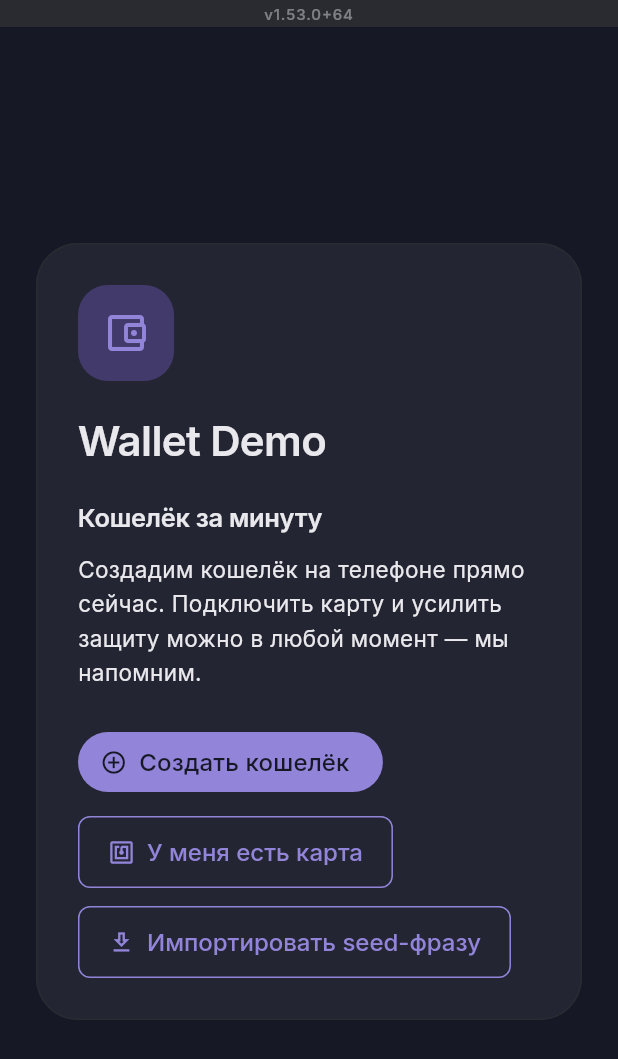
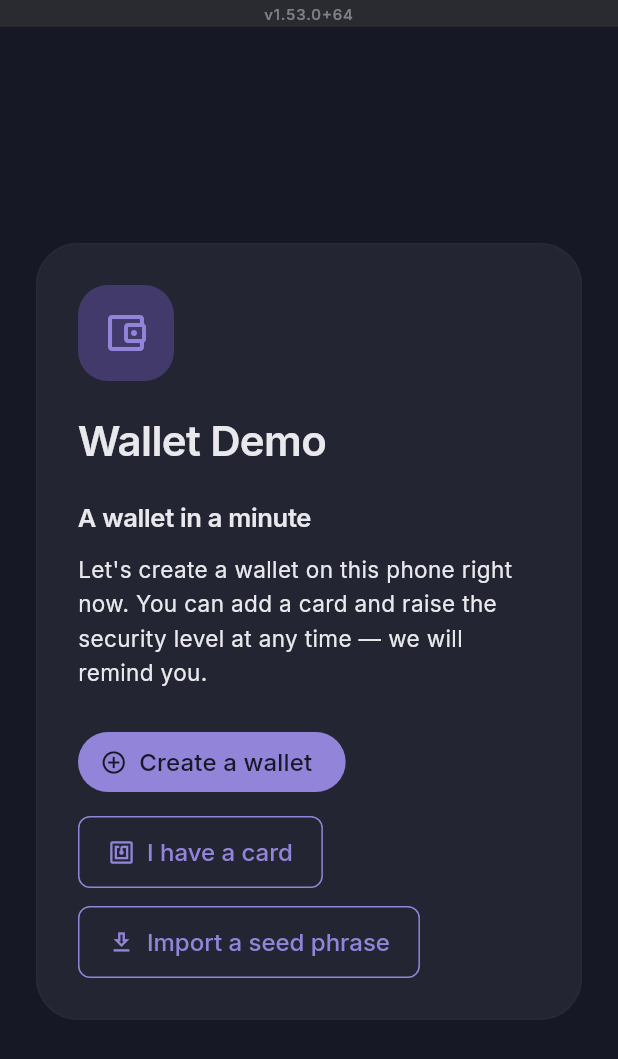
Before and after one commit to code-agent-43824/mobile-wallet-demo, a Flutter app: the screen it shows after launch, on a phone screen of 412 x 824 dp. Shown: the top 1059 px of the screen. Run offline on Flutter 3.47's test engine with Material 3 defaults, Android fonts, the phone set to English and light mode, and no system bars; our stand-ins replace convert, flutter_secure_storage, local_auth; missing offline and left inert: bc_ur, bip32, bip39, cbor, cryptography, file_selector and 7 more; generated files the repository leaves out were written again.

Commit message:
i18n: localize the controllers, add the language switch (13.6e)
Completes 13.6. Two pieces.

**Controller messages (variant A).** WalletFlowController and
ChainDataController produce user-visible strings but hold no BuildContext,
so the localizations are injected like every other collaborator: an
optional constructor argument defaulting to the Russian bundle, which
WalletFlowScreen re-points at the context's bundle in
didChangeDependencies. Strings already produced and stored keep the
wording they were created with — retranslating them would mean re-running
the operation.

That move also takes the developer register out of ~40 messages the user
actually sees: "CKM_ECDSA вернул сырую подпись", "Rutoken backend
недоступен в этой сборке", "Текущий transaction service не поддерживает
Phase 6 hardened flow", "Multipart UR", "AirGap account export недоступен
без ранее сохранённого xpub". The backend catalogue's label/description
are now plainly technical identifiers, and the UI derives what it shows
from the backend *kind* — so the vendor name no longer reaches the
wallet switcher, the locked screen or the details sheet.

**Language switch.** The Russian pin is gone: the app now honours a stored
choice, falling back to the system locale and then to Russian. Настройки
gets a picker (Как в системе / Русский / English), each option written in
its own language. The choice persists in the app's key/value store.

MobileWalletDemoApp becomes stateful to hold it, which also fixes a
latent issue: the store, RPC transport, blockchain provider and the rest
were being constructed inside build(), so any rebuild churned them.
They are now built once in initState.

```diff
--- a/lib/l10n/app_en.arb
+++ b/lib/l10n/app_en.arb
@@ -61,6 +61,8 @@
   "settingsOn": "On",
   "settingsOff": "Off",
   "settingsSwitchWallet": "Switch wallet",
+  "settingsLanguage": "Interface language",
+  "settingsLanguageSystem": "Match the system",
   "settingsDetails": "Details",
   "settingsRefreshChain": "Refresh from chain",
   "settingsLockAgain": "Lock again",
@@ -235,5 +237,109 @@
   "lockedUnlockCard": "Connect the card",
   "lockedUnlockPhone": "Unlock",
   "authConfirmTitle": "Confirm the operation",
-  "authConfirmAction": "Confirm"
+  "authConfirmAction": "Confirm",
+  "busyTapExistingCard": "Hold your existing card to the phone…",
+  "busyTapEmptyCard": "Hold an empty card to the phone…",
+  "busySwitchingWallet": "Switching wallet…",
+  "busySavingPinBiometrics": "Saving the PIN behind biometrics…",
+  "busySavingChoice": "Saving your choice…",
+  "busyConnectingCard": "Connecting the card…",
+  "busyCreatingWallet": "Creating the wallet…",
+  "busyImportingWallet": "Importing the wallet…",
+  "busyUnlockingWallet": "Unlocking the wallet…",
+  "busyUnlockingForSignature": "Unlocking to sign…",
+  "busyPreparingAccountQr": "Preparing the account QR…",
+  "storageUnknown": "Unknown storage",
+  "cardCheckSuccess": "The card responds. Address: {address}. A signature came back, {byteCount} bytes long.",
+  "@cardCheckSuccess": {
+    "placeholders": {
+      "address": {
+        "type": "String"
+      },
+      "byteCount": {
+        "type": "int"
+      }
+    }
+  },
+  "cardAdoptSuccess": "The existing card is connected and its keys are unchanged. Address: {address}. For such a card only the address and the path are stored, so exporting the account to MetaMask is not available.",
+  "@cardAdoptSuccess": {
+    "placeholders": {
+      "address": {
+        "type": "String"
+      }
+    }
+  },
+  "cardProvisionSuccess": "The wallet is written to the card. Address: {address}. The card is now the active storage; only public data stays in the app.",
+  "@cardProvisionSuccess": {
+    "placeholders": {
+      "address": {
+        "type": "String"
+      }
+    }
+  },
+  "errorCardNoWallet": "The card holds no compatible wallet.",
+  "errorCardUnsupportedBuild": "Card support is not available in this build.",
+  "errorUseCardCreateFlow": "Use the card's own creation flow.",
+  "errorUseCardImportFlow": "Use the card's own import flow.",
+  "errorCardUnlocksPerSignature": "The card only opens for the duration of a signature.",
+  "errorBiometricsNoPin": "Could not turn on biometrics: this session has no PIN available.",
+  "errorAwaitPreflight": "Wait for the transaction to be checked against the network.",
+  "errorWalletNotInitialized": "The wallet is not initialised.",
+  "errorEnterCardPin": "Enter the card PIN.",
+  "errorStorageCannotSignLocally": "The active storage cannot sign on the phone.",
+  "errorHardenedFlowUnsupported": "The current transaction service does not support hardened sending.",
+  "errorWalletKeyUnavailable": "The wallet key is unavailable.",
+  "errorMultipartUrNeedsCamera": "A multipart QR has to be scanned in full with the camera.",
+  "errorUnsupportedChain": "MetaMask sent a network this app does not support (chainId {chainId}). Ethereum Mainnet and Sepolia are available.",
+  "@errorUnsupportedChain": {
+    "placeholders": {
+      "chainId": {
+        "type": "int"
+      }
+    }
+  },
+  "errorOnlyEthTransfers": "Only ETH transfers are supported.",
+  "errorLegacyMainnetOnly": "The legacy transaction format is supported on Mainnet only; on Sepolia MetaMask must use EIP-1559.",
+  "errorRequestOtherAccount": "The request is addressed to a different account ({address}).",
+  "@errorRequestOtherAccount": {
+    "placeholders": {
+      "address": {
+        "type": "String"
+      }
+    }
+  },
+  "errorRequestUnknownPath": "A request without an address uses an unknown path {path}.",
+  "@errorRequestUnknownPath": {
+    "placeholders": {
+      "path": {
+        "type": "String"
+      }
+    }
+  },
+  "errorScanRequestFirst": "Scan the MetaMask request first.",
+  "wcRejectedByUser": "The request was rejected by the user.",
+  "errorCancelNfcFailed": "Could not cancel waiting for NFC: {error}",
+  "@errorCancelNfcFailed": {
+    "placeholders": {
+      "error": {
+        "type": "String"
+      }
+    }
+  },
+  "errorOperationFailed": "The operation failed: {error}",
+  "@errorOperationFailed": {
+    "placeholders": {
+      "error": {
+        "type": "String"
+      }
+    }
+  },
+  "errorChainLoadFailed": "Could not load network data: {error}",
+  "@errorChainLoadFailed": {
+    "placeholders": {
+      "error": {
+        "type": "String"
+      }
+    }
+  }
 }
--- a/lib/src/app.dart
+++ b/lib/src/app.dart
@@ -1,8 +1,10 @@
+import 'dart:async';
 import 'dart:io';
 
 import 'package:flutter/material.dart';
 
 import '../l10n/app_localizations.dart';
+import 'app_locale.dart';
 import 'app_version.dart';
 import 'auth/biometric_auth.dart';
 import 'blockchain/blockchain_provider.dart';
@@ -48,7 +50,7 @@ QrScanner _defaultQrScanner() {
   return FileQrScanner();
 }
 
-class MobileWalletDemoApp extends StatelessWidget {
+class MobileWalletDemoApp extends StatefulWidget {
   const MobileWalletDemoApp({
     super.key,
     SecureKeyValueStore? store,
@@ -88,33 +90,101 @@ class MobileWalletDemoApp extends StatelessWidget {
   final QrScanner? _qrScanner;
   final RutokenNativeAdapter? _rutokenNativeAdapter;
 
-  /// Overrides the UI language. `null` follows the system locale, falling back
-  /// to Russian. Widget tests pin this so copy assertions stay deterministic.
+  /// Pins the UI language regardless of the stored choice or the system
+  /// locale. Widget tests set this so copy assertions stay deterministic; the
+  /// product leaves it null and honours the user's pick in Настройки.
   final Locale? _locale;
 
   @override
+  State<MobileWalletDemoApp> createState() => _MobileWalletDemoAppState();
+}
+
+class _MobileWalletDemoAppState extends State<MobileWalletDemoApp> {
+  /// Built once rather than per build: a locale change rebuilds this widget,
+  /// and re-creating the store or the RPC transport there would churn live
+  /// collaborators for a purely presentational change.
+  late final SecureKeyValueStore _store;
+  late final JsonRpcTransport _rpcTransport;
+  late final BlockchainProvider _blockchainProvider;
+  late final TransactionService _transactionService;
+  late final TransactionBroadcaster _transactionBroadcaster;
+  late final NonceProvider _nonceProvider;
+  late final BiometricAuthGateway _biometricAuthGateway;
+  late final WalletConnectService _walletConnectService;
+  late final WalletConnectTransactionPreflight _walletConnectPreflight;
+  late final QrScanner _qrScanner;
+  late final RutokenNativeAdapter? _rutokenNativeAdapter;
+
+  /// The user's explicit language choice; null means "follow the system".
+  Locale? _selectedLocale;
+
+  @override
+  void initState() {
+    super.initState();
+    _store = widget._store ?? FlutterSecureKeyValueStore();
+    _rpcTransport = widget._trackingTransport ?? HttpJsonRpcTransport();
+    _blockchainProvider =
+        widget._blockchainProvider ??
+        PublicRpcBlockchainProvider(cacheStore: _store);
+    _transactionService =
+        widget._transactionService ??
+        const HardenedTransactionServiceImplementation();
+    _transactionBroadcaster =
+        widget._transactionBroadcaster ?? PublicRpcTransactionBroadcaster();
+    _nonceProvider = widget._nonceProvider ?? PublicRpcNonceProvider();
+    _biometricAuthGateway =
+        widget._biometricAuthGateway ?? defaultBiometricAuthGateway();
+    _walletConnectService =
+        widget._walletConnectService ?? _defaultWalletConnectService();
+    _walletConnectPreflight =
+        widget._walletConnectPreflight ??
+        PublicRpcWalletConnectTransactionPreflight(rpcTransport: _rpcTransport);
+    _qrScanner = widget._qrScanner ?? _defaultQrScanner();
+    _rutokenNativeAdapter =
+        widget._rutokenNativeAdapter ??
+        (Platform.isAndroid ? MethodChannelRutokenNativeAdapter() : null);
+    unawaited(_restoreLocale());
+  }
+
+  /// Applies the persisted choice once it is read. The first frame renders in
+  /// the system/default language; switching after that is a normal rebuild.
+  Future<void> _restoreLocale() async {
+    final stored = await readStoredLocale(_store);
+    if (!mounted || stored == null) {
+      return;
+    }
+    setState(() => _selectedLocale = stored);
+  }
+
+  Future<void> _handleLocaleChanged(Locale? locale) async {
+    setState(() => _selectedLocale = locale);
+    await writeStoredLocale(_store, locale);
+  }
+
+  @override
   Widget build(BuildContext context) {
-    final effectiveStore = _store ?? FlutterSecureKeyValueStore();
-    final effectiveRpcTransport = _trackingTransport ?? HttpJsonRpcTransport();
     final theme = buildNocturneTheme();
 
-    return MaterialApp(
+    return AppLocaleScope(
+      locale: widget._locale ?? _selectedLocale,
+      onLocaleChanged: (locale) => unawaited(_handleLocaleChanged(locale)),
+      child: MaterialApp(
         onGenerateTitle: (context) => AppLocalizations.of(context).appTitle,
         debugShowCheckedModeBanner: false,
         navigatorKey: _appNavigatorKey,
-      // Nocturne is a dark-only system, so both slots carry the same theme and
-      // the mode is pinned — the OS light/dark setting must not change the app.
+        // Nocturne is a dark-only system, so both slots carry the same theme
+        // and the mode is pinned — the OS light/dark setting must not change
+        // the app.
         theme: theme,
         darkTheme: theme,
         themeMode: ThemeMode.dark,
-      // Russian is the product's language and most copy is still inline
-      // Russian, so pin it until 13.6 migrates the strings and adds the
-      // language switch. A half-translated UI is worse than a consistent one.
-      locale: _locale ?? const Locale('ru'),
+        // A test pin wins, then the user's choice in Настройки; null hands the
+        // decision to the system locale and the resolution callback below.
+        locale: widget._locale ?? _selectedLocale,
         localizationsDelegates: AppLocalizations.localizationsDelegates,
         supportedLocales: AppLocalizations.supportedLocales,
-      // Russian is the product's primary language: an unsupported system locale
-      // falls back to it rather than to the ARB template (English).
+        // Russian is the product's primary language: an unsupported system
+        // locale falls back to it rather than to the ARB template (English).
         localeResolutionCallback: (locale, supported) {
           if (locale != null) {
             for (final candidate in supported) {
@@ -142,30 +212,18 @@ class MobileWalletDemoApp extends StatelessWidget {
           );
         },
         home: WalletFlowScreen(
-        store: effectiveStore,
-        blockchainProvider:
-            _blockchainProvider ??
-            PublicRpcBlockchainProvider(cacheStore: effectiveStore),
-        transactionService:
-            _transactionService ??
-            const HardenedTransactionServiceImplementation(),
-        transactionBroadcaster:
-            _transactionBroadcaster ?? PublicRpcTransactionBroadcaster(),
-        nonceProvider: _nonceProvider ?? PublicRpcNonceProvider(),
-        trackingTransport: effectiveRpcTransport,
-        biometricAuthGateway:
-            _biometricAuthGateway ?? defaultBiometricAuthGateway(),
-        walletConnectService:
-            _walletConnectService ?? _defaultWalletConnectService(),
-        walletConnectPreflight:
-            _walletConnectPreflight ??
-            PublicRpcWalletConnectTransactionPreflight(
-              rpcTransport: effectiveRpcTransport,
+          store: _store,
+          blockchainProvider: _blockchainProvider,
+          transactionService: _transactionService,
+          transactionBroadcaster: _transactionBroadcaster,
+          nonceProvider: _nonceProvider,
+          trackingTransport: _rpcTransport,
+          biometricAuthGateway: _biometricAuthGateway,
+          walletConnectService: _walletConnectService,
+          walletConnectPreflight: _walletConnectPreflight,
+          qrScanner: _qrScanner,
+          rutokenNativeAdapter: _rutokenNativeAdapter,
         ),
-        qrScanner: _qrScanner ?? _defaultQrScanner(),
-        rutokenNativeAdapter:
-            _rutokenNativeAdapter ??
-            (Platform.isAndroid ? MethodChannelRutokenNativeAdapter() : null),
       ),
     );
   }
--- /dev/null
+++ b/lib/src/app_locale.dart
@@ -0,0 +1,75 @@
+import 'package:flutter/widgets.dart';
+
+import 'key_storage/secure_key_value_store.dart';
+
+/// Where the chosen UI language is persisted.
+///
+/// The app has exactly one key/value store, so the preference rides along in it
+/// rather than pulling in a second persistence package for a single string. It
+/// is not a secret — it is stored beside the wallet only because that store is
+/// the one the app already has.
+const String uiLocaleStorageKey = 'ui_locale';
+
+/// The languages the user can pick between, plus "follow the system".
+///
+/// Kept as an explicit list rather than reading
+/// `AppLocalizations.supportedLocales` so the picker's order and its native
+/// language names are a product decision, not an artefact of code generation.
+const List<Locale> selectableLocales = <Locale>[Locale('ru'), Locale('en')];
+
+/// Reads the persisted language choice. Returns null when the user has not
+/// chosen one (or chose "system"), which means the app follows the device.
+Future<Locale?> readStoredLocale(SecureKeyValueStore store) async {
+  final code = await store.read(uiLocaleStorageKey);
+  if (code == null || code.isEmpty) {
+    return null;
+  }
+  for (final locale in selectableLocales) {
+    if (locale.languageCode == code) {
+      return locale;
+    }
+  }
+  // An unknown code (a downgrade, a hand-edited store) is not a reason to fail
+  // startup — fall back to following the system.
+  return null;
+}
+
+/// Persists [locale], or clears the choice when it is null ("follow system").
+Future<void> writeStoredLocale(
+  SecureKeyValueStore store,
+  Locale? locale,
+) async {
+  if (locale == null) {
+    await store.delete(uiLocaleStorageKey);
+    return;
+  }
+  await store.write(uiLocaleStorageKey, locale.languageCode);
+}
+
+/// Exposes the current language choice and the way to change it to the widgets
+/// that render the picker, without threading two more parameters through every
+/// screen between `app.dart` and the Настройки tab.
+class AppLocaleScope extends InheritedWidget {
+  const AppLocaleScope({
+    super.key,
+    required this.locale,
+    required this.onLocaleChanged,
+    required super.child,
+  });
+
+  /// The explicit choice, or null when the app follows the system locale.
+  final Locale? locale;
+
+  /// Called with the new choice; null means "follow the system".
+  final ValueChanged<Locale?> onLocaleChanged;
+
+  /// Null when no scope is installed — the case in widget tests that pump a
+  /// screen directly. Callers hide the picker rather than crash.
+  static AppLocaleScope? maybeOf(BuildContext context) =>
+      context.dependOnInheritedWidgetOfExactType<AppLocaleScope>();
+
+  @override
+  bool updateShouldNotify(AppLocaleScope oldWidget) =>
+      locale != oldWidget.locale ||
+      onLocaleChanged != oldWidget.onLocaleChanged;
+}
--- a/lib/src/chain_data_controller.dart
+++ b/lib/src/chain_data_controller.dart
@@ -1,5 +1,8 @@
-import 'package:flutter/foundation.dart';
+// widgets.dart rather than foundation.dart: this controller needs `Locale` for
+// its default message bundle, and widgets re-exports foundation anyway.
+import 'package:flutter/widgets.dart';
 
+import '../l10n/app_localizations.dart';
 import 'blockchain/blockchain_provider.dart';
 import 'blockchain/network_config.dart';
 
@@ -15,10 +18,19 @@ class ChainDataController extends ChangeNotifier {
   ChainDataController({
     required BlockchainProvider blockchainProvider,
     EvmNetwork initialNetwork = EvmNetwork.ethereumMainnet,
+    AppLocalizations? messages,
   }) : _blockchainProvider = blockchainProvider,
-       _selectedNetwork = initialNetwork;
+       _selectedNetwork = initialNetwork,
+       _messages = messages ?? lookupAppLocalizations(const Locale('ru'));
 
   final BlockchainProvider _blockchainProvider;
+
+  /// Source of the strings this controller produces. Injected like every other
+  /// collaborator because a [ChangeNotifier] has no `BuildContext`; the screen
+  /// re-points it whenever the locale changes.
+  AppLocalizations _messages;
+
+  set messages(AppLocalizations value) => _messages = value;
 
   EvmNetwork _selectedNetwork;
   WalletChainSnapshot? _snapshot;
@@ -111,7 +123,7 @@ class ChainDataController extends ChangeNotifier {
       if (!_isCurrent(refreshId, network)) {
         return;
       }
-      _errorMessage = 'Не удалось загрузить данные сети: $error';
+      _errorMessage = _messages.errorChainLoadFailed('$error');
     } finally {
       if (_isCurrent(refreshId, network)) {
         _isLoading = false;
```
Also changed, not shown: lib/l10n/app_ru.arb (+41 -1 lines), lib/src/wallet_flow_controller.dart (+86 -72 lines), lib/src/wallet_flow_screen.dart (+12 -0 lines), lib/src/wallet_flow_screen_tabs.dart (+56 -0 lines). Lines whose indentation alone changed are shown as unchanged.
